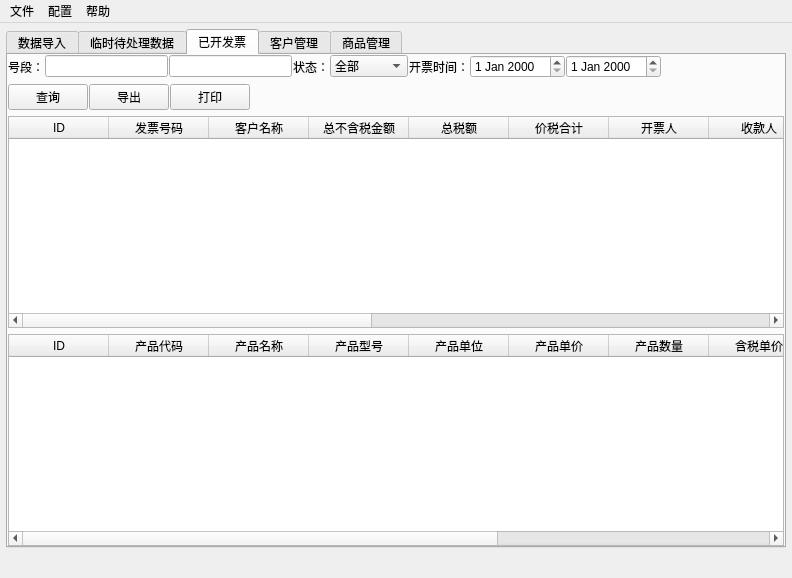
First picture: the form in src/invoice/gui/mainwindow.ui, repository lcw2004/fapiao, before the edit.
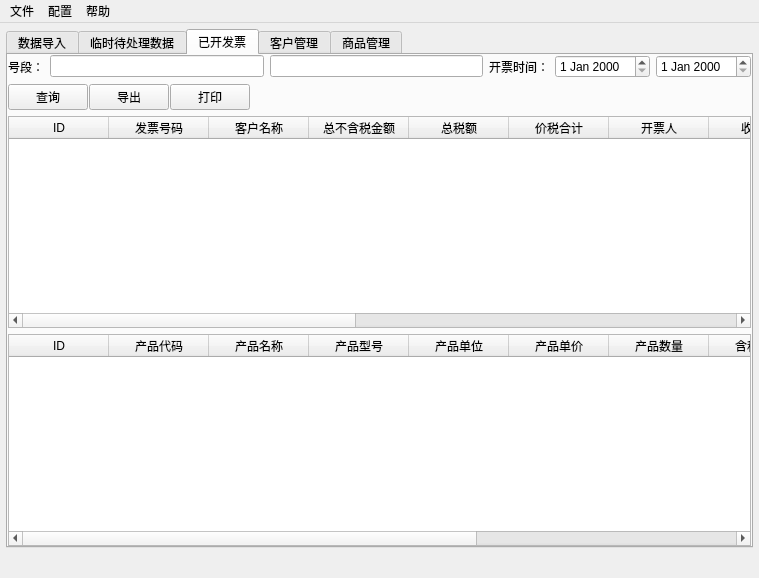
Second picture: the form after the edit. Icons and pictures are not drawn.

Commit message: 选择时间控件

```diff
--- a/src/invoice/gui/mainwindow.ui
+++ b/src/invoice/gui/mainwindow.ui
@@ -6,7 +6,7 @@
    <rect>
     <x>0</x>
     <y>0</y>
-    <width>792</width>
+    <width>759</width>
     <height>578</height>
    </rect>
   </property>
@@ -446,13 +446,21 @@
          <number>0</number>
         </property>
         <item>
-         <layout class="QHBoxLayout" name="horizontalLayout_7">
-          <property name="spacing">
-           <number>1</number>
+         <layout class="QGridLayout" name="gridLayout_2">
+          <property name="topMargin">
+           <number>0</number>
           </property>
+          <property name="bottomMargin">
+           <number>0</number>
+          </property>
+          <item row="0" column="0">
+           <layout class="QHBoxLayout" name="horizontalLayout_8">
           <property name="topMargin">
            <number>0</number>
           </property>
+            <property name="bottomMargin">
+             <number>0</number>
+            </property>
           <item>
            <widget class="QLabel" name="label_2">
             <property name="text">
@@ -477,32 +485,19 @@
             </property>
            </widget>
           </item>
-          <item>
-           <widget class="QLabel" name="label_3">
-            <property name="text">
-             <string>状态：</string>
-            </property>
-           </widget>
+           </layout>
           </item>
-          <item>
-           <widget class="QComboBox" name="comboBox">
-            <item>
-             <property name="text">
-              <string>全部</string>
-             </property>
-            </item>
-            <item>
-             <property name="text">
-              <string>正常发票</string>
-             </property>
-            </item>
-            <item>
-             <property name="text">
-              <string>作废发票</string>
-             </property>
-            </item>
-           </widget>
-          </item>
+          <item row="0" column="1">
+           <layout class="QHBoxLayout" name="horizontalLayout_9">
+            <property name="topMargin">
+             <number>0</number>
+            </property>
+            <property name="rightMargin">
+             <number>0</number>
+            </property>
+            <property name="bottomMargin">
+             <number>0</number>
+            </property>
           <item>
            <widget class="QLabel" name="label_4">
             <property name="text">
@@ -516,18 +511,7 @@
           <item>
            <widget class="QDateEdit" name="ok_invoice_end_time_edit"/>
           </item>
-          <item>
-           <spacer name="horizontalSpacer_7">
-            <property name="orientation">
-             <enum>Qt::Horizontal</enum>
-            </property>
-            <property name="sizeHint" stdset="0">
-             <size>
-              <width>40</width>
-              <height>20</height>
-             </size>
-            </property>
-           </spacer>
+           </layout>
           </item>
          </layout>
         </item>
@@ -1069,7 +1053,7 @@
     <rect>
      <x>0</x>
      <y>0</y>
-     <width>792</width>
+     <width>759</width>
      <height>23</height>
     </rect>
    </property>
```
Lines whose indentation alone changed are shown as unchanged. The commit also changes 2 other files.
